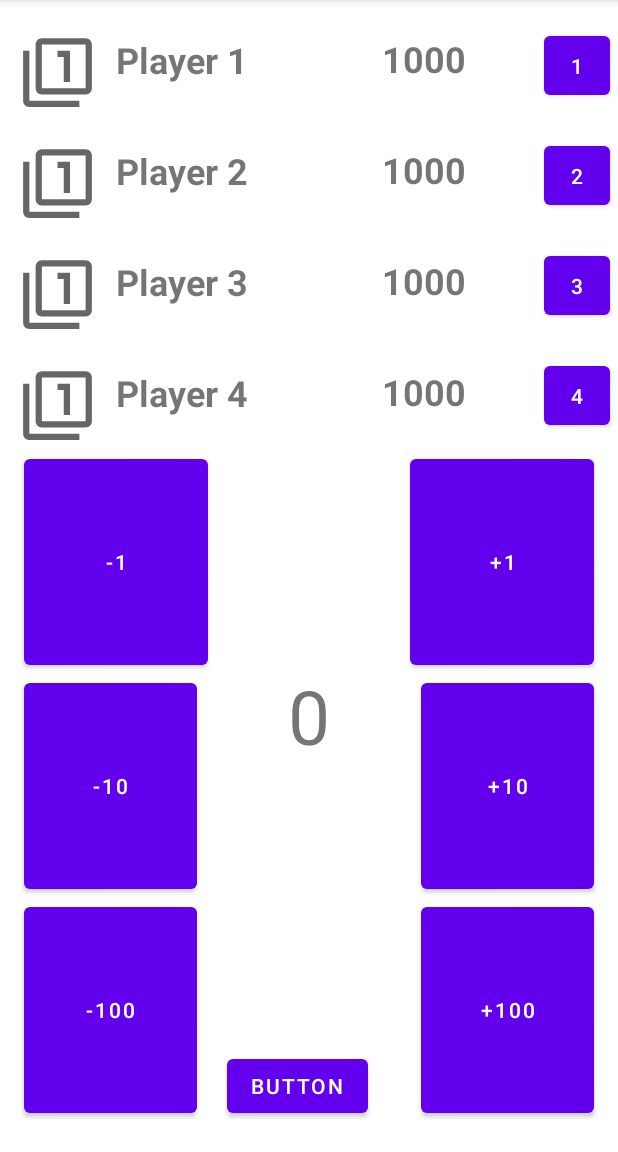
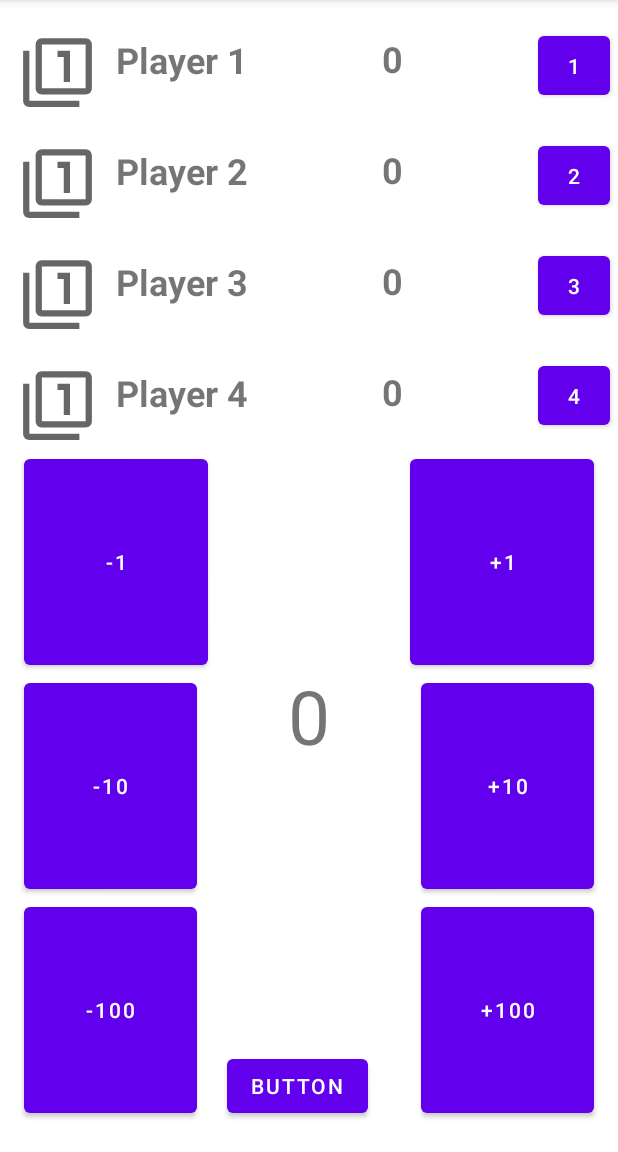
Before and after one commit to JoonasK96/Monopoly, an Android app: the screen it shows after launch (MainActivity), on a phone screen of 412 x 824 dp, the part 84-1236 px from its top. Run offline under Robolectric (Android 15) with nearby library versions, the phone set to English and light mode, and no system bars.

Commit message:
ALMOST DONE

```diff
--- a/app/src/main/java/com/example/projektitest/Item.kt
+++ b/app/src/main/java/com/example/projektitest/Item.kt
@@ -1,3 +1,3 @@
 package com.example.projektitest
 
-data class Item (var imageResource: Int, val text1: String, val text2: String)
+data class Item(var imageResource: Int, val text1: String, val text2: String)
--- a/app/src/main/java/com/example/projektitest/MainActivity.kt
+++ b/app/src/main/java/com/example/projektitest/MainActivity.kt
@@ -2,6 +2,7 @@ package com.example.projektitest
 
 import androidx.appcompat.app.AppCompatActivity
 import android.os.Bundle
+import android.util.Log
 import android.widget.Button
 import android.widget.TextView
 import androidx.fragment.app.Fragment
@@ -11,6 +12,7 @@ class MainActivity : AppCompatActivity() {
 
     var num = 0
     lateinit var binding: ActivityMainBinding
+    var playerN = 1
 
     override fun onCreate(savedInstanceState: Bundle?) {
         super.onCreate(savedInstanceState)
@@ -24,49 +26,66 @@ class MainActivity : AppCompatActivity() {
         val add1 = findViewById<Button>(R.id.buttonAdd1)
         val add2 = findViewById<Button>(R.id.buttonAdd2)
         val add3 = findViewById<Button>(R.id.buttonAdd3)
+        val b1 = findViewById<Button>(R.id.button1)
+        val b2 = findViewById<Button>(R.id.button2)
+        val b3 = findViewById<Button>(R.id.button3)
+        val b4 = findViewById<Button>(R.id.button4)
 
         val textView = findViewById<TextView>(R.id.textView)
 
 
-        dec1.setOnClickListener{
-         num--
-         textView.text = num.toString()
-         }
-        dec2.setOnClickListener{
+        dec1.setOnClickListener {
+            num--
+            textView.text = num.toString()
+        }
+        dec2.setOnClickListener {
             num -= 10
             textView.text = num.toString()
         }
-        dec3.setOnClickListener{
+        dec3.setOnClickListener {
             num -= 100
             textView.text = num.toString()
         }
-        add1.setOnClickListener{
+        add1.setOnClickListener {
             num++
             textView.text = num.toString()
         }
-        add2.setOnClickListener{
+        add2.setOnClickListener {
             num += 10
             textView.text = num.toString()
         }
-        add3.setOnClickListener{
+        add3.setOnClickListener {
             num += 100
             textView.text = num.toString()
         }
-
+        b1.setOnClickListener {
+            playerN = 0
+        }
+        b2.setOnClickListener {
+            playerN = 1
+        }
+        b3.setOnClickListener {
+            playerN = 2
+        }
+        b4.setOnClickListener {
+            playerN = 3
+        }
         binding.buttonNext.setOnClickListener {
-
+            var players =
+            Player.updateMoney(players, playerN, 200)
+            Log.d("PlayerList", players.toString())
         }
 
     }
 
-   /* val firstFragment = FirstFragment()
-    supportFragmentManager.beginTransaction().replace() */
+    /* val firstFragment = FirstFragment()
+     supportFragmentManager.beginTransaction().replace() */
 
     private fun replaceFragment(fragment: Fragment) {
 
         val fragmentManager = supportFragmentManager
         val fragmentTransaction = fragmentManager.beginTransaction()
-        fragmentTransaction.replace(R.id.fragmentContainer,fragment)
+        fragmentTransaction.replace(R.id.fragmentContainer, fragment)
         fragmentTransaction.commit()
     }
 
--- a/app/src/main/java/com/example/projektitest/Player.kt
+++ b/app/src/main/java/com/example/projektitest/Player.kt
@@ -1,22 +1,20 @@
 package com.example.projektitest
 
-class Player(val name: String, val money: Int){
+class Player(val name: String, var money: Int) {
     companion object {
         private var lastPlayerId = 0
-        fun createPlayersList(numPlayers: Int) : ArrayList<Player> {
+        fun createPlayersList(numPlayers: Int): ArrayList<Player> {
             val players = ArrayList<Player>()
             for (i in 1..numPlayers) {
-                players.add(Player("Player " + ++lastPlayerId, 1000))
-            }
-            return players
-        }
-        fun updateMoney(numPlayers: Int) : ArrayList<Player>{
-            val players = ArrayList<Player>()
-            for (i in 1..numPlayers) {
-                players.add(Player("Player" + ++lastPlayerId, 1000))
+                players.add(Player("Player " + ++lastPlayerId, 0))
             }
             return players
         }
 
+        fun updateMoney(players:ArrayList<Player>, playerN: Int, Money: Int): ArrayList<Player> {
+            players[playerN].money = Money
+            return players
+        }
+
+    }
 }
-}
--- a/app/src/main/res/layout/activity_main.xml
+++ b/app/src/main/res/layout/activity_main.xml
@@ -117,41 +117,41 @@
 
     <Button
         android:id="@+id/button1"
-        android:layout_width="44dp"
+        android:layout_width="48dp"
         android:layout_height="51dp"
         android:layout_marginTop="18dp"
         android:layout_marginEnd="5dp"
-        android:text="1"
+        android:text="@string/b_1"
         app:layout_constraintEnd_toEndOf="parent"
         app:layout_constraintTop_toTopOf="parent" />
 
     <Button
         android:id="@+id/button3"
-        android:layout_width="44dp"
+        android:layout_width="48dp"
         android:layout_height="51dp"
         android:layout_marginTop="22dp"
         android:layout_marginEnd="5dp"
-        android:text="3"
+        android:text="@string/b_3"
         app:layout_constraintEnd_toEndOf="parent"
         app:layout_constraintTop_toBottomOf="@+id/button2" />
 
     <Button
         android:id="@+id/button2"
-        android:layout_width="44dp"
+        android:layout_width="48dp"
         android:layout_height="51dp"
         android:layout_marginTop="22dp"
         android:layout_marginEnd="5dp"
-        android:text="2"
+        android:text="@string/b_2"
         app:layout_constraintEnd_toEndOf="parent"
         app:layout_constraintTop_toBottomOf="@+id/button1" />
 
     <Button
         android:id="@+id/button4"
-        android:layout_width="44dp"
+        android:layout_width="48dp"
         android:layout_height="51dp"
         android:layout_marginTop="22dp"
         android:layout_marginEnd="5dp"
-        android:text="4"
+        android:text="@string/b_4"
         app:layout_constraintEnd_toEndOf="parent"
         app:layout_constraintTop_toBottomOf="@+id/button3" />
 
--- a/app/src/main/res/values/strings.xml
+++ b/app/src/main/res/values/strings.xml
@@ -12,4 +12,8 @@
     <string name="button">Button</string>
     <!-- TODO: Remove or change this placeholder text -->
     <string name="hello_blank_fragment">Hello blank fragment</string>
+    <string name="b_1">1</string>
+    <string name="b_2">2</string>
+    <string name="b_3">3</string>
+    <string name="b_4">4</string>
 </resources>
```
